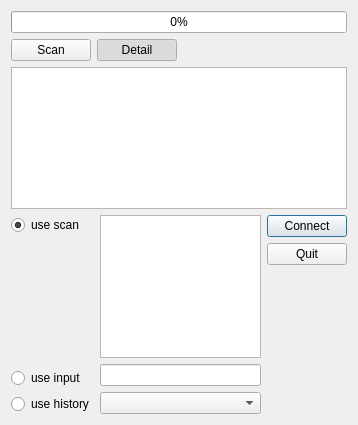
Qt form pc-client/Public/ScanIpDiaog.ui (LejuRobotics/Aelos-Vision-Demo) before a commit.
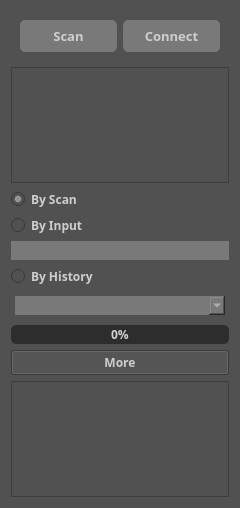
The same form after that commit. Icons and pictures are not drawn.

Commit message: Feat(ui): table header color

```diff
--- a/pc-client/Public/ScanIpDiaog.ui
+++ b/pc-client/Public/ScanIpDiaog.ui
@@ -6,66 +6,96 @@
    <rect>
     <x>0</x>
     <y>0</y>
-    <width>358</width>
-    <height>425</height>
+    <width>220</width>
+    <height>508</height>
    </rect>
   </property>
+  <property name="font">
+   <font>
+    <family>微软雅黑</family>
+    <weight>75</weight>
+    <bold>true</bold>
+   </font>
+  </property>
   <property name="windowTitle">
    <string>Connection</string>
   </property>
+  <property name="styleSheet">
+   <string notr="true">background-color: rgb(81, 81, 81);
+color: rgb(206, 206, 206);</string>
+  </property>
   <layout class="QVBoxLayout" name="mainLayout">
    <item>
-    <widget class="QProgressBar" name="progressBar">
-     <property name="value">
-      <number>0</number>
-     </property>
+    <widget class="QWidget" name="" native="true">
+     <layout class="QHBoxLayout" name="horizontalLayout_3">
+      <item>
+       <widget class="QPushButton" name="scan_btn">
+        <property name="baseSize">
+         <size>
+          <width>0</width>
+          <height>0</height>
+         </size>
+        </property>
+        <property name="font">
+         <font>
+          <family>微软雅黑</family>
+          <pointsize>10</pointsize>
+          <weight>75</weight>
+          <bold>true</bold>
+         </font>
+        </property>
+        <property name="styleSheet">
+         <string notr="true">background-color: rgb(121, 121, 121);
+border-radius:5px;
+width: 97px;
+height: 32px;
+color: rgb(206, 206, 206);</string>
+        </property>
+        <property name="text">
+         <string>Scan</string>
+        </property>
+        <property name="icon">
+         <iconset>
+          <normaloff>../Icon/detection.png</normaloff>
+          <disabledoff>../Icon/detection.png</disabledoff>../Icon/detection.png</iconset>
+        </property>
+       </widget>
+      </item>
+      <item>
+       <widget class="QPushButton" name="connect_btn">
+        <property name="font">
+         <font>
+          <family>微软雅黑</family>
+          <pointsize>10</pointsize>
+          <weight>75</weight>
+          <bold>true</bold>
+         </font>
+        </property>
+        <property name="styleSheet">
+         <string notr="true">background-color: rgb(121, 121, 121);
+border-radius:5px;
+width: 97px;
+height: 32px;
+color: rgb(206, 206, 206);
+</string>
+        </property>
+        <property name="text">
+         <string>Connect</string>
+        </property>
+        <property name="icon">
+         <iconset>
+          <normaloff>../Icon/connected.png</normaloff>../Icon/connected.png</iconset>
+        </property>
+        <property name="default">
+         <bool>true</bool>
+        </property>
+       </widget>
+      </item>
+     </layout>
     </widget>
    </item>
    <item>
-    <layout class="QHBoxLayout" name="horizontalLayout_3">
-     <item>
-      <widget class="QPushButton" name="scan_btn">
-       <property name="text">
-        <string>Scan</string>
-       </property>
-       <property name="autoDefault">
-        <bool>true</bool>
-       </property>
-      </widget>
-     </item>
-     <item>
-      <widget class="QPushButton" name="detail_btn">
-       <property name="text">
-        <string>Detail</string>
-       </property>
-       <property name="checkable">
-        <bool>true</bool>
-       </property>
-       <property name="checked">
-        <bool>true</bool>
-       </property>
-       <property name="autoDefault">
-        <bool>false</bool>
-       </property>
-      </widget>
-     </item>
-     <item>
-      <spacer name="horizontalSpacer">
-       <property name="orientation">
-        <enum>Qt::Horizontal</enum>
-       </property>
-       <property name="sizeHint" stdset="0">
-        <size>
-         <width>40</width>
-         <height>20</height>
-        </size>
-       </property>
-      </spacer>
-     </item>
-    </layout>
-   </item>
-   <item>
-    <widget class="QTextBrowser" name="textBrowser"/>
+    <widget class="QListWidget" name="listWidget"/>
    </item>
    <item>
     <layout class="QHBoxLayout" name="horizontalLayout">
@@ -79,30 +109,21 @@
            <height>20</height>
           </size>
          </property>
+         <property name="font">
+          <font>
+           <family>微软雅黑</family>
+           <weight>75</weight>
+           <bold>true</bold>
+          </font>
+         </property>
          <property name="text">
-          <string>use scan</string>
+          <string>By Scan</string>
          </property>
          <property name="checked">
           <bool>true</bool>
          </property>
         </widget>
        </item>
-       <item>
-        <spacer name="verticalSpacer">
-         <property name="orientation">
-          <enum>Qt::Vertical</enum>
-         </property>
-         <property name="sizeType">
-          <enum>QSizePolicy::Expanding</enum>
-         </property>
-         <property name="sizeHint" stdset="0">
-          <size>
-           <width>20</width>
-           <height>70</height>
-          </size>
-         </property>
-        </spacer>
-       </item>
        <item>
         <widget class="QRadioButton" name="input_radio">
          <property name="minimumSize">
@@ -111,8 +132,24 @@
            <height>20</height>
           </size>
          </property>
+         <property name="font">
+          <font>
+           <family>微软雅黑</family>
+           <weight>75</weight>
+           <bold>true</bold>
+          </font>
+         </property>
          <property name="text">
-          <string>use input</string>
+          <string>By Input</string>
+         </property>
+        </widget>
+       </item>
+       <item>
+        <widget class="QLineEdit" name="input_edit">
+         <property name="styleSheet">
+          <string notr="true">border: 4px;
+background-color: rgb(121, 121, 121);
+color: rgb(220, 220, 220);</string>
          </property>
         </widget>
        </item>
@@ -124,23 +161,25 @@
            <height>20</height>
           </size>
          </property>
+         <property name="font">
+          <font>
+           <family>微软雅黑</family>
+           <weight>75</weight>
+           <bold>true</bold>
+          </font>
+         </property>
          <property name="text">
-          <string>use history</string>
+          <string>By History</string>
          </property>
         </widget>
-       </item>
-      </layout>
-     </item>
-     <item>
-      <layout class="QVBoxLayout" name="verticalLayout_3">
-       <item>
-        <widget class="QListWidget" name="listWidget"/>
-       </item>
-       <item>
-        <widget class="QLineEdit" name="input_edit"/>
        </item>
        <item>
         <widget class="QComboBox" name="comboBox">
+         <property name="styleSheet">
+          <string notr="true">border: 4px solid #515151;
+background-color: #797979;
+</string>
+         </property>
          <property name="currentIndex">
           <number>-1</number>
          </property>
@@ -149,41 +188,56 @@
       </layout>
      </item>
      <item>
-      <layout class="QVBoxLayout" name="verticalLayout">
-       <item>
-        <widget class="QPushButton" name="connect_btn">
-         <property name="text">
-          <string>Connect</string>
-         </property>
-         <property name="default">
-          <bool>true</bool>
-         </property>
-        </widget>
-       </item>
-       <item>
-        <widget class="QPushButton" name="quit_btn">
-         <property name="text">
-          <string>Quit</string>
-         </property>
-        </widget>
-       </item>
-       <item>
-        <spacer name="verticalSpacer_3">
-         <property name="orientation">
-          <enum>Qt::Vertical</enum>
-         </property>
-         <property name="sizeHint" stdset="0">
-          <size>
-           <width>20</width>
-           <height>40</height>
-          </size>
-         </property>
-        </spacer>
-       </item>
-      </layout>
+      <layout class="QVBoxLayout" name="verticalLayout_3"/>
      </item>
     </layout>
    </item>
+   <item>
+    <widget class="QProgressBar" name="progressBar">
+     <property name="font">
+      <font>
+       <family>微软雅黑</family>
+       <weight>75</weight>
+       <bold>true</bold>
+      </font>
+     </property>
+     <property name="styleSheet">
+      <string notr="true">QProgressBar {
+border-radius: 5px;
+background-color: #2d2d2d;
+text-align: center;
+color: rgb(211, 211, 211);
+height: 16.5px;
+}
+QProgressBar::chunk {
+  background-color: #797979;
+  width: 20px;
+}</string>
+     </property>
+     <property name="value">
+      <number>0</number>
+     </property>
+    </widget>
+   </item>
+   <item>
+    <widget class="QPushButton" name="detail_btn">
+     <property name="text">
+      <string>More</string>
+     </property>
+     <property name="checkable">
+      <bool>true</bool>
+     </property>
+     <property name="checked">
+      <bool>true</bool>
+     </property>
+     <property name="autoDefault">
+      <bool>false</bool>
+     </property>
+    </widget>
+   </item>
+   <item>
+    <widget class="QTextBrowser" name="textBrowser"/>
+   </item>
   </layout>
  </widget>
  <resources/>
```
The commit also changes 3 other files.
